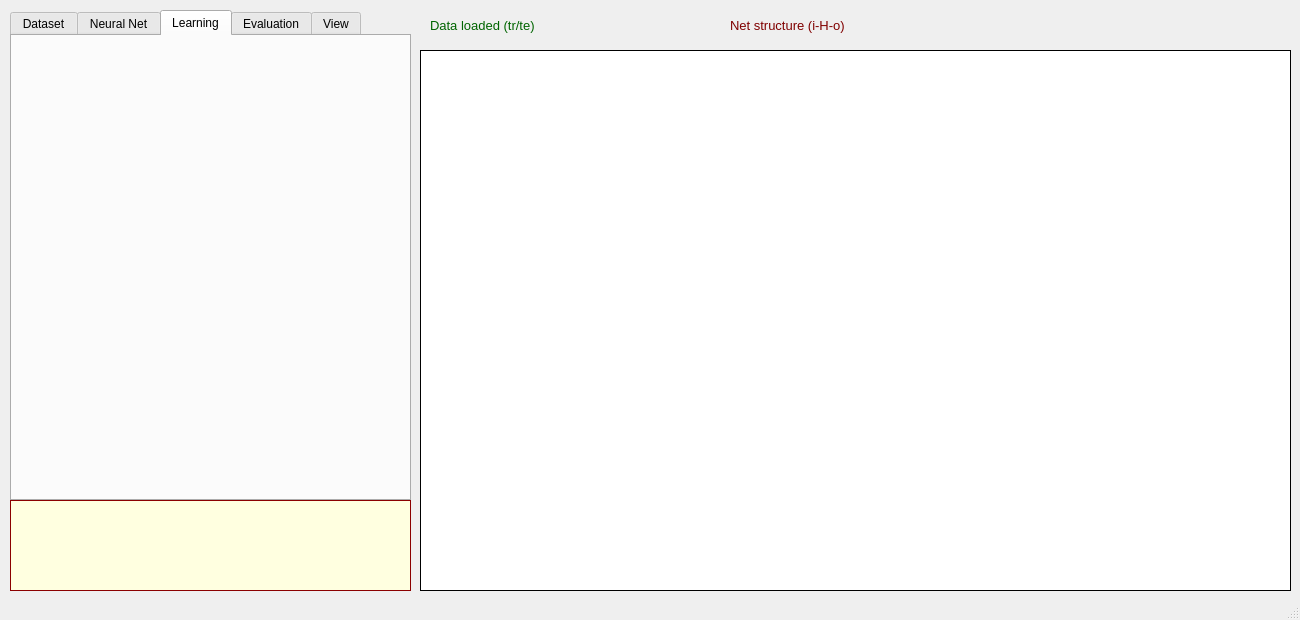
Before: the Qt Designer form gui.ui in kitt10/my_nn, drawn with Qt 5.
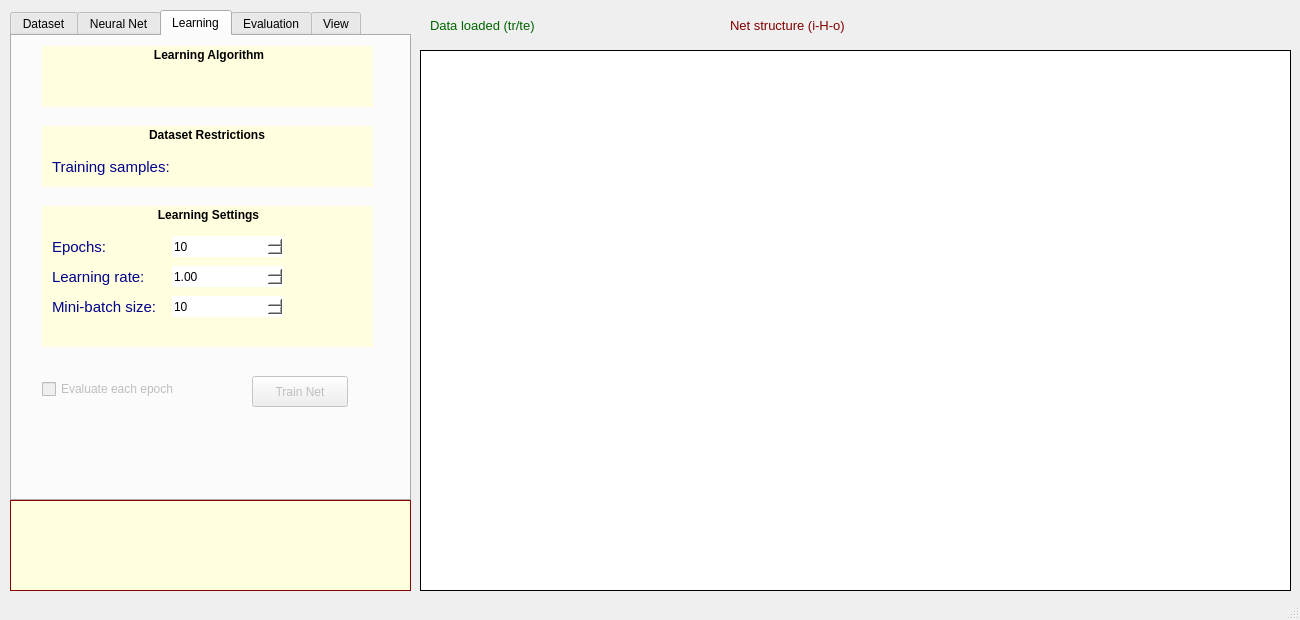
After: the same form once the commit is applied. The open tabs and pages were chosen to show the change.

Commit message: GUI Update : Tabs : Dataset, NN, Learning, View

Diff of the .ui file:
```diff
--- a/gui.ui
+++ b/gui.ui
@@ -272,6 +272,300 @@
      <attribute name="title">
       <string>Learning</string>
      </attribute>
+     <widget class="QGroupBox" name="groupBox_4">
+      <property name="geometry">
+       <rect>
+        <x>30</x>
+        <y>90</y>
+        <width>331</width>
+        <height>61</height>
+       </rect>
+      </property>
+      <property name="font">
+       <font>
+        <weight>75</weight>
+        <bold>true</bold>
+       </font>
+      </property>
+      <property name="styleSheet">
+       <string notr="true">background-color: LightYellow; text-align: center; border: 0px solid Gray;</string>
+      </property>
+      <property name="title">
+       <string>Dataset Restrictions</string>
+      </property>
+      <property name="alignment">
+       <set>Qt::AlignCenter</set>
+      </property>
+      <property name="flat">
+       <bool>false</bool>
+      </property>
+      <property name="checkable">
+       <bool>false</bool>
+      </property>
+      <widget class="QLabel" name="l_learning_training_samples">
+       <property name="geometry">
+        <rect>
+         <x>10</x>
+         <y>30</y>
+         <width>291</width>
+         <height>21</height>
+        </rect>
+       </property>
+       <property name="font">
+        <font>
+         <pointsize>11</pointsize>
+         <weight>50</weight>
+         <bold>false</bold>
+        </font>
+       </property>
+       <property name="styleSheet">
+        <string notr="true">color: DarkBlue; padding: 0px; border: 0px;</string>
+       </property>
+       <property name="text">
+        <string>Training samples: </string>
+       </property>
+      </widget>
+     </widget>
+     <widget class="QGroupBox" name="groupBox_5">
+      <property name="geometry">
+       <rect>
+        <x>30</x>
+        <y>170</y>
+        <width>331</width>
+        <height>141</height>
+       </rect>
+      </property>
+      <property name="font">
+       <font>
+        <weight>75</weight>
+        <bold>true</bold>
+       </font>
+      </property>
+      <property name="styleSheet">
+       <string notr="true">background-color: LightYellow; text-align: center; border: 0px solid Gray;</string>
+      </property>
+      <property name="title">
+       <string>Learning Settings</string>
+      </property>
+      <property name="alignment">
+       <set>Qt::AlignCenter</set>
+      </property>
+      <property name="flat">
+       <bool>false</bool>
+      </property>
+      <property name="checkable">
+       <bool>false</bool>
+      </property>
+      <widget class="QLabel" name="l_learning_training_samples_2">
+       <property name="geometry">
+        <rect>
+         <x>10</x>
+         <y>30</y>
+         <width>71</width>
+         <height>21</height>
+        </rect>
+       </property>
+       <property name="font">
+        <font>
+         <pointsize>11</pointsize>
+         <weight>50</weight>
+         <bold>false</bold>
+        </font>
+       </property>
+       <property name="styleSheet">
+        <string notr="true">color: DarkBlue; padding: 0px; border: 0px;</string>
+       </property>
+       <property name="text">
+        <string>Epochs:</string>
+       </property>
+      </widget>
+      <widget class="QLabel" name="l_learning_training_samples_3">
+       <property name="geometry">
+        <rect>
+         <x>10</x>
+         <y>60</y>
+         <width>101</width>
+         <height>21</height>
+        </rect>
+       </property>
+       <property name="font">
+        <font>
+         <pointsize>11</pointsize>
+         <weight>50</weight>
+         <bold>false</bold>
+        </font>
+       </property>
+       <property name="styleSheet">
+        <string notr="true">color: DarkBlue; padding: 0px; border: 0px;</string>
+       </property>
+       <property name="text">
+        <string>Learning rate:</string>
+       </property>
+      </widget>
+      <widget class="QLabel" name="l_learning_training_samples_4">
+       <property name="geometry">
+        <rect>
+         <x>10</x>
+         <y>90</y>
+         <width>111</width>
+         <height>21</height>
+        </rect>
+       </property>
+       <property name="font">
+        <font>
+         <pointsize>11</pointsize>
+         <weight>50</weight>
+         <bold>false</bold>
+        </font>
+       </property>
+       <property name="styleSheet">
+        <string notr="true">color: DarkBlue; padding: 0px; border: 0px;</string>
+       </property>
+       <property name="text">
+        <string>Mini-batch size:</string>
+       </property>
+      </widget>
+      <widget class="QSpinBox" name="sb_learning_epochs">
+       <property name="geometry">
+        <rect>
+         <x>130</x>
+         <y>30</y>
+         <width>111</width>
+         <height>21</height>
+        </rect>
+       </property>
+       <property name="styleSheet">
+        <string notr="true">background-color: White;</string>
+       </property>
+       <property name="value">
+        <number>10</number>
+       </property>
+      </widget>
+      <widget class="QSpinBox" name="sb_learning_minibatch_size">
+       <property name="geometry">
+        <rect>
+         <x>130</x>
+         <y>90</y>
+         <width>111</width>
+         <height>21</height>
+        </rect>
+       </property>
+       <property name="styleSheet">
+        <string notr="true">background-color: White;</string>
+       </property>
+       <property name="value">
+        <number>10</number>
+       </property>
+      </widget>
+      <widget class="QDoubleSpinBox" name="sb_learning_learning_rate">
+       <property name="geometry">
+        <rect>
+         <x>130</x>
+         <y>60</y>
+         <width>111</width>
+         <height>21</height>
+        </rect>
+       </property>
+       <property name="styleSheet">
+        <string notr="true">background-color: White;</string>
+       </property>
+       <property name="minimum">
+        <double>0.000000000000000</double>
+       </property>
+       <property name="value">
+        <double>1.000000000000000</double>
+       </property>
+      </widget>
+     </widget>
+     <widget class="QGroupBox" name="groupBox_6">
+      <property name="geometry">
+       <rect>
+        <x>30</x>
+        <y>10</y>
+        <width>331</width>
+        <height>61</height>
+       </rect>
+      </property>
+      <property name="font">
+       <font>
+        <weight>75</weight>
+        <bold>true</bold>
+       </font>
+      </property>
+      <property name="styleSheet">
+       <string notr="true">background-color: LightYellow; text-align: center; border: 0px solid Gray;</string>
+      </property>
+      <property name="title">
+       <string>Learning Algorithm</string>
+      </property>
+      <property name="alignment">
+       <set>Qt::AlignCenter</set>
+      </property>
+      <property name="flat">
+       <bool>false</bool>
+      </property>
+      <property name="checkable">
+       <bool>false</bool>
+      </property>
+      <widget class="QLabel" name="l_learning_algorithm">
+       <property name="geometry">
+        <rect>
+         <x>10</x>
+         <y>30</y>
+         <width>311</width>
+         <height>21</height>
+        </rect>
+       </property>
+       <property name="font">
+        <font>
+         <pointsize>11</pointsize>
+         <weight>50</weight>
+         <bold>false</bold>
+        </font>
+       </property>
+       <property name="styleSheet">
+        <string notr="true">color: DarkBlue; padding: 0px; border: 0px;</string>
+       </property>
+       <property name="text">
+        <string/>
+       </property>
+       <property name="alignment">
+        <set>Qt::AlignCenter</set>
+       </property>
+      </widget>
+     </widget>
+     <widget class="QPushButton" name="pb_learning_train_net">
+      <property name="enabled">
+       <bool>false</bool>
+      </property>
+      <property name="geometry">
+       <rect>
+        <x>240</x>
+        <y>340</y>
+        <width>96</width>
+        <height>31</height>
+       </rect>
+      </property>
+      <property name="text">
+       <string>Train Net</string>
+      </property>
+     </widget>
+     <widget class="QCheckBox" name="cb_learning_ev_each_epoch">
+      <property name="enabled">
+       <bool>false</bool>
+      </property>
+      <property name="geometry">
+       <rect>
+        <x>30</x>
+        <y>340</y>
+        <width>181</width>
+        <height>26</height>
+       </rect>
+      </property>
+      <property name="text">
+       <string>Evaluate each epoch</string>
+      </property>
+     </widget>
     </widget>
     <widget class="QWidget" name="tab_4">
      <attribute name="title">
```
Left out of the diff: 238 changed lines with no effect on the pictures. The commit also changes 5 other files.
